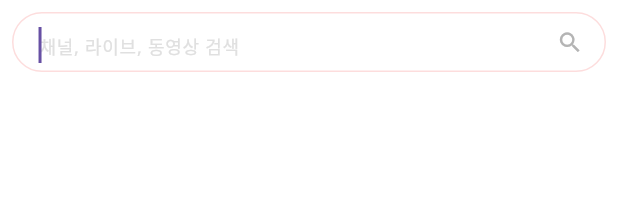
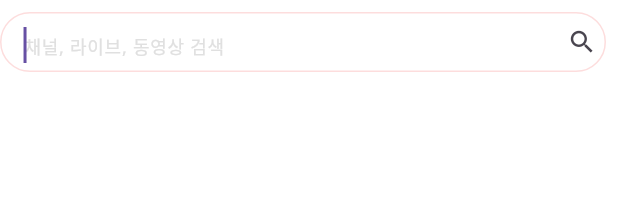
Before and after one commit to green-laviu/laviu-flutter, a Flutter app: the _SearchField widget shown alone on an empty page, opened directly with empty values, on a phone screen of 412 x 824 dp. Shown: the top 202 px of the screen. Run offline on Flutter 3.47's test engine with Material 3 defaults, Android fonts, the phone set to English and light mode, and no system bars; our stand-ins replace dio, flutter_dotenv, flutter_riverpod, flutter_secure_storage, flutter_svg, google_fonts and 1 more; accounts and stored records are empty; network calls fail.

Commit message:
목데이터 기반 검색 화면 그리기 완료

```diff
--- a/lib/ui/pages/search/search_page.dart
+++ b/lib/ui/pages/search/search_page.dart
@@ -52,9 +52,12 @@ class _SearchPageState extends ConsumerState<SearchPage>
         backgroundColor: MColors.backgroundNormal,
         centerTitle: false,
         titleSpacing: 0,
+        leadingWidth: 42,
         leading: IconButton(
-          icon: const Icon(Icons.close), // ← 닫기
+          icon: const Icon(Icons.close),
           color: MColors.textNeutral,
+          padding: const EdgeInsets.symmetric(horizontal: 8),
+          constraints: const BoxConstraints(minWidth: 40, minHeight: 40),
           onPressed: () => Navigator.pop(context),
         ),
         title: _SearchField(
@@ -133,12 +136,16 @@ class _SearchField extends StatelessWidget {
   @override
   Widget build(BuildContext context) {
     return Container(
-      margin: const EdgeInsets.fromLTRB(8, 8, 8, 8),
+      margin: const EdgeInsets.fromLTRB(0, 8, 8, 8), // 왼쪽 0: X 아이콘과 더 붙이기
       child: SizedBox(
-        height: 40, // pill 높이
-        child: TextField(
+        height: 40,
+        child: ValueListenableBuilder<TextEditingValue>(
+          valueListenable: controller, // 입력 변화에 따른 X 토글
+          builder: (context, value, _) {
+            final hasText = value.text.isNotEmpty;
+            return TextField(
               controller: controller,
-          autofocus: true, // 레퍼런스처럼 커서 바로 표시
+              autofocus: true,
               textInputAction: TextInputAction.search,
               onSubmitted: onSubmitted,
               style: MText.inputRegular(color: MColors.textNeutral),
@@ -149,7 +156,7 @@ class _SearchField extends StatelessWidget {
                 hintText: '채널, 라이브, 동영상 검색',
                 hintStyle: MText.label2Regular(color: MColors.textDisabled),
                 contentPadding: const EdgeInsets.symmetric(
-              horizontal: 14,
+                  horizontal: 12,
                   vertical: 10,
                 ),
                 enabledBorder: OutlineInputBorder(
@@ -158,30 +165,42 @@ class _SearchField extends StatelessWidget {
                 ),
                 focusedBorder: OutlineInputBorder(
                   borderRadius: BorderRadius.circular(22),
-              borderSide: BorderSide(color: MColors.primary.withOpacity(0.4)),
+                  borderSide: BorderSide(
+                    color: MColors.primary.withOpacity(0.4),
                   ),
-            // 🔍 아이콘을 필드 안으로 이동
+                ),
+
+                // 기본 48px 여백 제거
+                suffixIconConstraints: const BoxConstraints(
+                  minWidth: 0,
+                  minHeight: 0,
+                ),
+                // ⬇︎ 아이콘 간격을 직접 제어
                 suffixIcon: Row(
                   mainAxisSize: MainAxisSize.min,
                   children: [
-                if (controller.text.isNotEmpty)
-                  IconButton(
-                    icon: const Icon(Icons.clear),
-                    color: MColors.textAlternative,
-                    onPressed: () {
-                      controller.clear();
-                    },
-                    tooltip: '지우기',
+                    if (hasText)
+                      GestureDetector(
+                        onTap: () => controller.clear(),
+                        child: const Padding(
+                          padding: EdgeInsets.only(
+                            right: 12,
+                          ), // 검색간격 조절
+                          child: Icon(Icons.clear, size: 18),
                         ),
-                IconButton(
-                  icon: const Icon(Icons.search),
-                  color: MColors.textAlternative,
-                  onPressed: () => onSubmitted(controller.text),
-                  tooltip: '검색',
+                      ),
+                    GestureDetector(
+                      onTap: () => onSubmitted(controller.text),
+                      child: const Padding(
+                        padding: EdgeInsets.only(right: 6), // 오른쪽 끝 여백 최소화
+                        child: Icon(Icons.search, size: 20),
+                      ),
                     ),
                   ],
                 ),
               ),
+            );
+          },
         ),
       ),
     );
```
Lines whose indentation alone changed are shown as unchanged.
